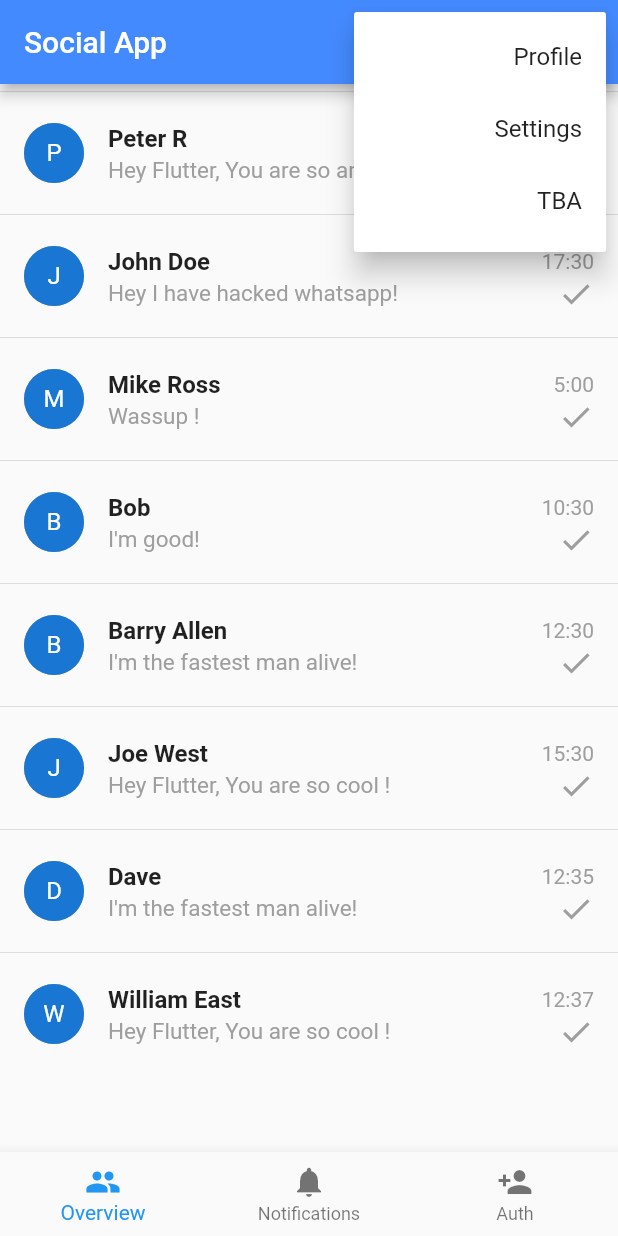
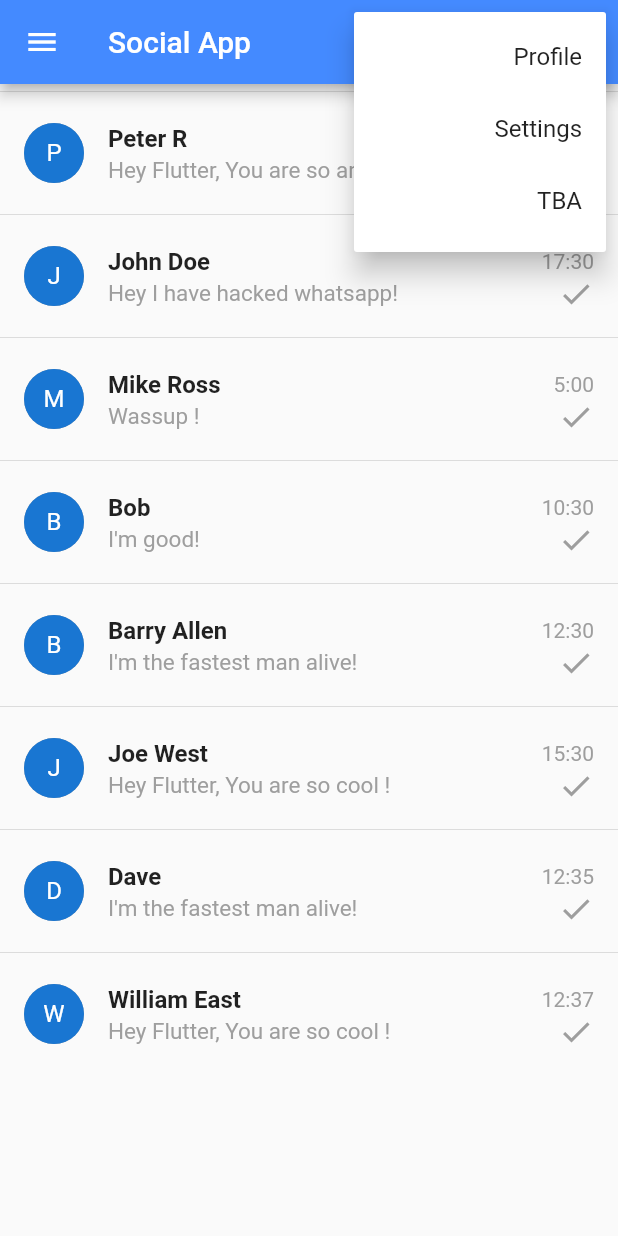
Before and after one commit to jeroenouw/flutter-social, a Flutter app: the HomeScreen screen opened directly, after a tap on the "more vert" icon, on a phone screen of 412 x 824 dp. Run offline on Flutter 3.47's test engine with Material 2 defaults, Android fonts, the phone set to English and light mode, and no system bars.

Commit message:
Replaced code form StatefulWidget to StatelessWidget to increase performance and refactored all screens

```diff
--- a/lib/src/screens/chat_detail_screen.dart
+++ b/lib/src/screens/chat_detail_screen.dart
@@ -1,6 +1,5 @@
 import 'package:flutter/material.dart';
 import 'package:social/src/widgets/chat_message.dart';
-import 'package:social/src/widgets/custom_snackbar.dart';
 
 class ChatDetailScreen extends StatefulWidget {
   final String userToChat;
--- a/lib/src/screens/chat_overview_screen.dart
+++ b/lib/src/screens/chat_overview_screen.dart
@@ -2,37 +2,53 @@ import 'package:flutter/material.dart';
 import 'package:social/src/mocks/chat_overview_mock_data.dart';
 import 'package:social/src/screens/chat_detail_screen.dart';
 
-class ChatOverviewScreen extends StatefulWidget {
-  @override
-  _ChatOverviewScreenState createState() => _ChatOverviewScreenState();
-}
-
-class _ChatOverviewScreenState extends State<ChatOverviewScreen> {
-
+class ChatOverviewScreen extends StatelessWidget {
   @override
   Widget build(BuildContext context) {
-    return ListView.builder(
+    return Scaffold(
+      body: ListView.builder(
         itemCount: chatOverviewMockData.length,
         itemBuilder: (context, int i) => Column(
           children: <Widget>[
             Divider(
               height: 10.0,
             ),
-          ListTile(
+            ChatOverviewScreenContent(index: i),
+          ],
+        ),
+      )
+    );
+  }
+}
+
+class ChatOverviewScreenContent extends StatefulWidget {
+  final int index;
+
+  @override
+  _ChatOverviewScreenState createState() => _ChatOverviewScreenState();
+
+  ChatOverviewScreenContent({this.index});
+}
+
+class _ChatOverviewScreenState extends State<ChatOverviewScreenContent> {
+
+  @override
+  Widget build(BuildContext context) {
+    return ListTile(
       leading: CircleAvatar(
         foregroundColor: Theme.of(context).primaryColor,
         backgroundColor: Colors.grey,
-              child: CircleAvatar(child: Text(chatOverviewMockData[i].name[0])),
+        child: CircleAvatar(child: Text(chatOverviewMockData[widget.index].name[0])),
       ),
       title: Row(
         mainAxisAlignment: MainAxisAlignment.spaceBetween,
         children: <Widget>[
           Text(
-                  chatOverviewMockData[i].name,
+            chatOverviewMockData[widget.index].name,
             style: TextStyle(fontWeight: FontWeight.bold),
           ),
           Text(
-                  chatOverviewMockData[i].time,
+            chatOverviewMockData[widget.index].time,
             style: TextStyle(color: Colors.grey, fontSize: 14.0),
           ),
         ],
@@ -41,7 +57,7 @@ class _ChatOverviewScreenState extends State<ChatOverviewScreen> {
         mainAxisAlignment: MainAxisAlignment.spaceBetween,
         children: <Widget>[
           Text(
-                  chatOverviewMockData[i].message,
+            chatOverviewMockData[widget.index].message,
             style: TextStyle(color: Colors.grey, fontSize: 15.0),
           ),
           Icon(
@@ -50,10 +66,7 @@ class _ChatOverviewScreenState extends State<ChatOverviewScreen> {
           ),
         ],
       ),
-            onTap: () => _goToChat(chatOverviewMockData[i].name)
-          )
-        ],
-      ),
+      onTap: () => _goToChat(chatOverviewMockData[widget.index].name)
     );
   }
 
--- a/lib/src/screens/home_screen.dart
+++ b/lib/src/screens/home_screen.dart
@@ -1,7 +1,7 @@
 import 'package:flutter/material.dart';
 import 'package:social/src/models/menu_item_model.dart';
-import 'package:social/src/screens/auth_screen.dart';
 import 'package:social/src/screens/chat_overview_screen.dart';
+import 'package:social/src/widgets/app_drawer.dart';
 import 'package:social/src/widgets/custom_alert.dart';
 
 class HomeScreen extends StatefulWidget {
@@ -40,38 +40,8 @@ class _HomeScreenState extends State<HomeScreen> {
           ),
         ],
       ),
-      body: PageView(
-        children: <Widget>[
-          ChatOverviewScreen(),
-          CustomAlert(
-            title: 'Nothing to see here',
-            content: 'This page is still in development'
-          ),
-          // FIXME:
-          AuthScreen(),
-        ],
-        controller: _pageController,
-        onPageChanged: _onPageChanged,
-      ),
-      bottomNavigationBar: BottomNavigationBar(
-        items: [
-           BottomNavigationBarItem(
-            icon: Icon(Icons.people),
-            title: Text('Overview')
-          ),
-          BottomNavigationBarItem(
-            icon: Icon(Icons.notifications),
-            title: Text('Notifications')
-          ),
-          // FIXME:
-          BottomNavigationBarItem(
-            icon: Icon(Icons.person_add),
-            title: Text('Auth')
-          ),
-        ],
-        onTap: _onTap,
-        currentIndex: _pageIndex
-      ),
+      drawer: AppDrawer(),
+      body: ChatOverviewScreen(),
     );
   }
 
@@ -94,18 +64,4 @@ class _HomeScreenState extends State<HomeScreen> {
 
     Navigator.push(context, MaterialPageRoute<void>(builder: (BuildContext context) => menuItem.screen));
   }
-
-  void _onTap(int pageIndex) {
-    _pageController.animateToPage(
-      pageIndex,
-      duration: Duration(milliseconds: 300),
-      curve: Curves.ease,
-    );
-  }
-
-  void _onPageChanged(int pageIndex) {
-    setState(() {
-      this._pageIndex = pageIndex;
-    });
-  }
 }
```
Also changed, not shown: lib/src/screens/profile_screen.dart (+14 -7 lines), lib/src/screens/settings_screen.dart (+17 -6 lines), 1 other file. Lines whose indentation alone changed are shown as unchanged.
